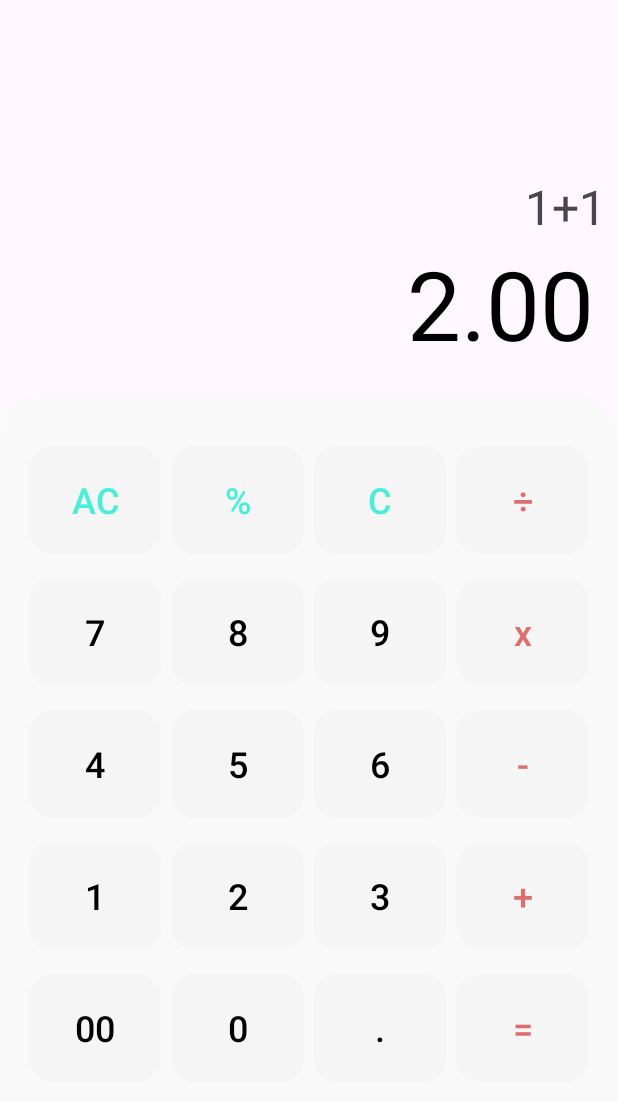
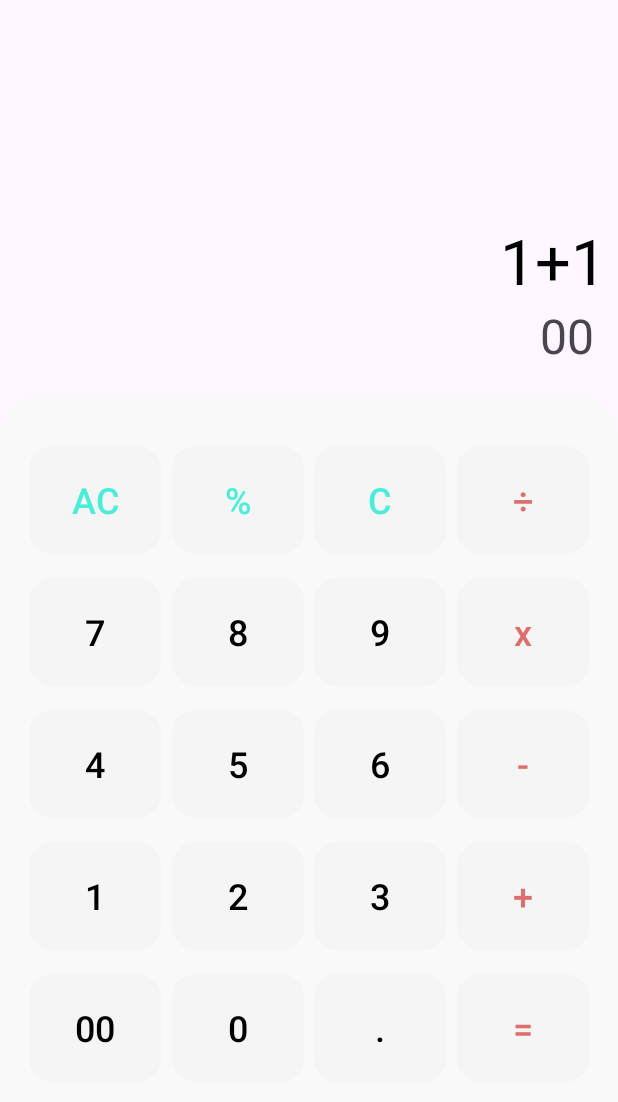
Before and after one commit to LeonardoTurtoga/My_Android_Calculator, an Android app: the screen it shows after launch (MainActivity), on a phone screen of 412 x 824 dp, the part 112-1214 px from its top. Run offline under Robolectric (Android 15) with nearby library versions, the phone set to English and light mode, and no system bars.

```diff
--- a/app/build.gradle
+++ b/app/build.gradle
@@ -42,6 +42,7 @@ dependencies {
     implementation libs.material
     implementation libs.androidx.activity
     implementation libs.androidx.constraintlayout
+    implementation libs.object.hunter
     testImplementation libs.junit
     androidTestImplementation libs.androidx.junit
     androidTestImplementation libs.androidx.espresso.core
--- /dev/null
+++ b/app/src/main/java/com/com_new_calculator/new_calculator_fr/util/MathUtils.kt
@@ -0,0 +1 @@
+package com.com_new_calculator.new_calculator_fr.util
--- a/app/src/main/res/layout/activity_main.xml
+++ b/app/src/main/res/layout/activity_main.xml
@@ -25,26 +25,27 @@
 
     <com.google.android.material.textview.MaterialTextView
         android:id="@+id/solutionTV"
+        style="@style/Solution_Themes"
         android:layout_width="match_parent"
         android:layout_height="0dp"
         android:layout_marginTop="@dimen/dp_16dp"
         android:layout_marginEnd="@dimen/dp_8dp"
+        android:backgroundTint="@color/white"
         android:gravity="end|end|bottom"
         android:text="@string/equation"
-        android:textSize="@dimen/font_size_32sp"
         app:layout_constraintBottom_toTopOf="@id/answerTV" />
 
 
     <com.google.android.material.textview.MaterialTextView
         android:id="@+id/answerTV"
-        style="@style/Solution_Themes"
         android:layout_width="match_parent"
         android:layout_height="wrap_content"
         android:layout_marginEnd="16dp"
         android:layout_marginBottom="@dimen/dp_16dp"
         android:gravity="end|end|bottom"
-        android:text="@string/calculation"
-        android:textSize="@dimen/font_size_64sp"
+        android:text="@string/button_string_00"
+
+        android:textSize="@dimen/font_size_32sp"
         app:layout_constraintBottom_toTopOf="@id/button_grid"
         app:layout_constraintEnd_toEndOf="parent" />
 
@@ -72,6 +73,7 @@
         <com.google.android.material.button.MaterialButton
             android:id="@+id/percent.button"
             style="@style/buttonPercent"
+            android:onClick="operationButtons"
             android:text="@string/button_string_percent" />
 
         <com.google.android.material.button.MaterialButton
@@ -123,7 +125,6 @@
         <com.google.android.material.button.MaterialButton
             android:id="@+id/number.5.button"
             android:onClick="numberButtons"
-
             style="@style/buttonNumber"
             android:text="@string/button_string_5" />
 
--- a/app/src/main/res/values-night/themes.xml
+++ b/app/src/main/res/values-night/themes.xml
@@ -13,7 +13,7 @@
 
     <style name="Solution_Themes">
         <item name="android:textColor">@color/white</item>
-        <item name="android:textSize">@dimen/dp_64dp</item>
+        <item name="android:textSize">@dimen/dp_42p</item>
     </style>
 
     <style name="ColumnFirst">
--- a/app/src/main/res/values/dimens.xml
+++ b/app/src/main/res/values/dimens.xml
@@ -20,6 +20,10 @@
     <dimen name="font_size_16sp">16sp</dimen>
     <dimen name="font_size_24sp">24sp</dimen>
     <dimen name="font_size_32sp">32sp</dimen>
+    <dimen name="font_size_40sp">40sp</dimen>
+
+
     <dimen name="font_size_64sp">64sp</dimen>
+    <dimen name="font_size_80sp">80sp</dimen>
 
 </resources>
--- a/app/src/main/res/values/themes.xml
+++ b/app/src/main/res/values/themes.xml
@@ -13,7 +13,7 @@
 
     <style name="Solution_Themes">
         <item name="android:textColor">@color/black</item>
-        <item name="android:textSize">@dimen/dp_64dp</item>
+        <item name="android:textSize">@dimen/dp_42p</item>
     </style>
 
     <style name="ButtonsGrid">
--- a/gradle/libs.versions.toml
+++ b/gradle/libs.versions.toml
@@ -10,6 +10,7 @@ material = "1.12.0"
 activity = "1.10.1"
 constraintlayout = "2.2.1"
 
+object-hunter = "0.4.8"
 [libraries]
 androidx-core-ktx = { group = "androidx.core", name = "core-ktx", version.ref = "coreKtx" }
 junit = { group = "junit", name = "junit", version.ref = "junit" }
@@ -19,7 +20,7 @@ androidx-appcompat = { group = "androidx.appcompat", name = "appcompat", version
 material = { group = "com.google.android.material", name = "material", version.ref = "material" }
 androidx-activity = { group = "androidx.activity", name = "activity", version.ref = "activity" }
 androidx-constraintlayout = { group = "androidx.constraintlayout", name = "constraintlayout", version.ref = "constraintlayout" }
-
+object-hunter = { group = "net.objecthunter", name = "exp4j", version.ref = "object-hunter" }
 [plugins]
 android-application = { id = "com.android.application", version.ref = "agp" }
 kotlin-android = { id = "org.jetbrains.kotlin.android", version.ref = "kotlin" }
```
Also changed, not shown: app/src/main/java/com/com_new_calculator/new_calculator_fr/MainActivity.kt (+37 -27 lines).
